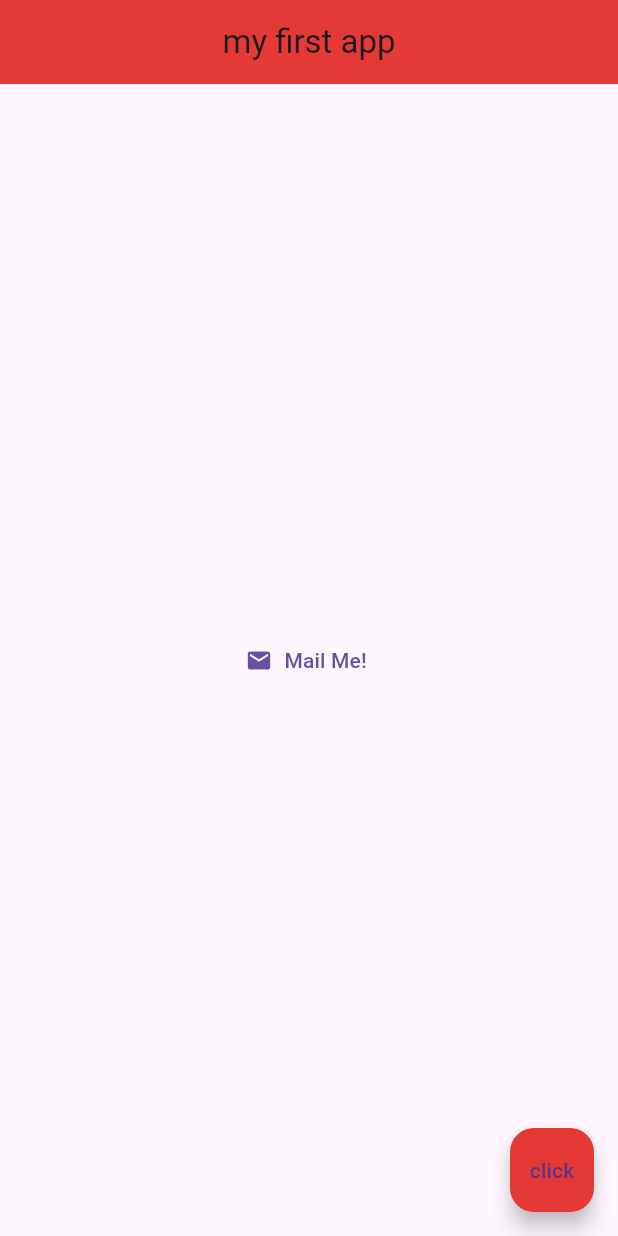
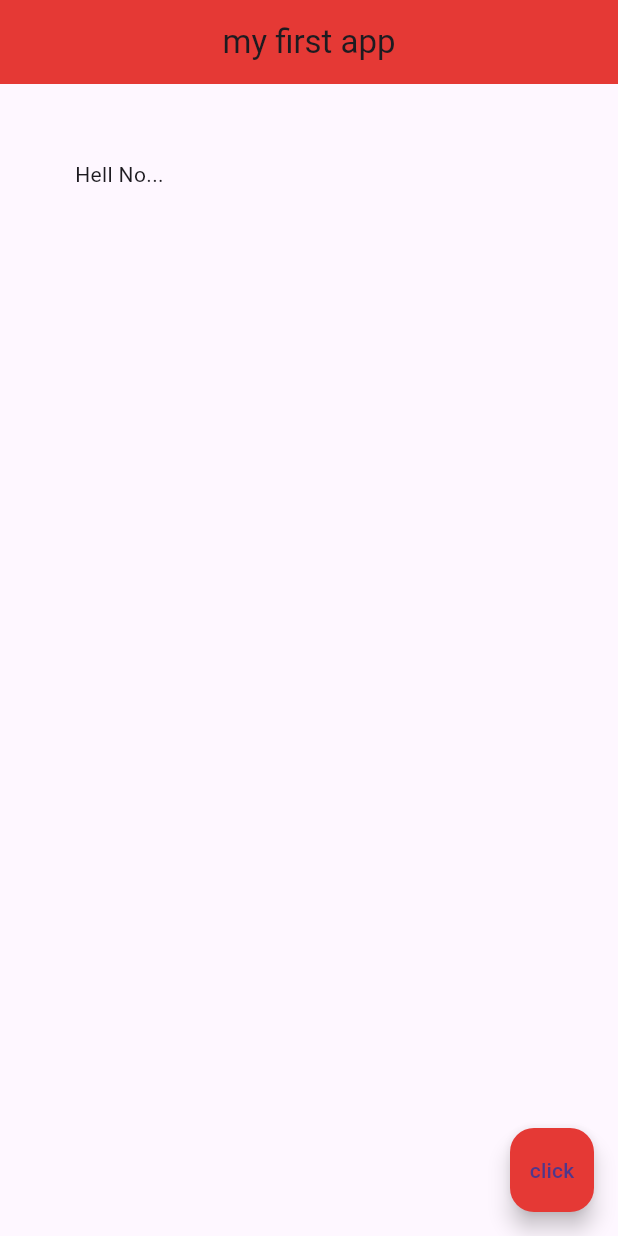
Before and after one commit to PhillipSaint254/learning-flutter, a Flutter app: the screen it shows after launch, on a phone screen of 412 x 824 dp. Run offline on Flutter 3.47's test engine with Material 3 defaults, Android fonts, the phone set to English and light mode, and no system bars.

Commit message:
new code on containers and paddings

```diff
--- a/lib/main.dart
+++ b/lib/main.dart
@@ -17,49 +17,17 @@ class Home extends StatelessWidget {
         backgroundColor: Colors.red[600],
         centerTitle: true,
       ),
-      body: Center(
-        // child: Icon(
-        //   Icons.airport_shuttle,
-        //   color: Colors.lightBlue,
-        //   size: 50.0,
-        // )
-        // child: TextButton(
-        //   onPressed: ()=>{
-        //     debugPrint("You clicked me")
-        //   },
-        //   child: Text("click me"),
-        //   style: ButtonStyle(
-        //     foregroundColor: MaterialStateProperty.all<Color>(Colors.blue),
-        //   ),
-        // ),
-        // child: ElevatedButtonTheme(
-        //   onPressed: ()=>{
-        //     debugPrint("You clicked me")
-        //   },
-        //   child: Text("click me"),
-        //   style: ButtonStyle(
-        //     foregroundColor: MaterialStateProperty.all<Color>(Colors.blue),
-        //   ),
-        // ),
-        // child: OutlinedButtonTheme(
-        //   onPressed: ()=>{
-        //     debugPrint("You clicked me")
-        //   },
-        //   child: Text("click me"),
-        //   style: ButtonStyle(
-        //     foregroundColor: MaterialStateProperty.all<Color>(Colors.blue),
-        //   ),
-        // ),
-
-        child: TextButton.icon(
-          onPressed: ()=> {
-            debugPrint("You clicked me..")
-          },
-          icon: Icon(
-            Icons.mail
-          ),
-          label: Text("Mail Me!"),
-        )
+      // body: Container(
+      //   // padding: EdgeInsets.all(20.0),
+      //   // padding: EdgeInsets.symmetric(horizontal: 30.0, vertical: 10.0),
+      //   padding: EdgeInsets.fromLTRB(10.0, 20.0, 30.0, 40.0),
+      //   margin: EdgeInsets.all(30.0),
+      //   color: Colors.grey[400],
+      //   child: Text("Hell No."),
+      // ),
+      body: Padding(
+        child: Text("Hell No..."),
+        padding: EdgeInsets.all(50.0),
       ),
       floatingActionButton: FloatingActionButton(
         child: Text("click"),
```
